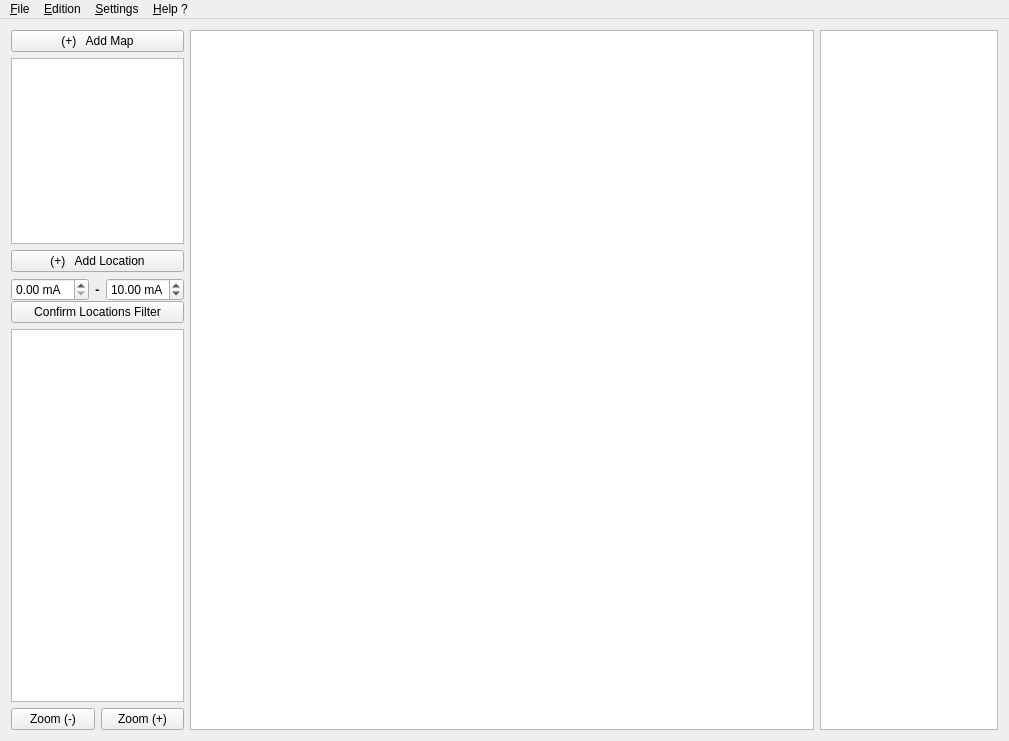
This is src/geomove.ui in Shirenator/GeologieMouvementsVerticaux as Qt 5 draws it before an edit. The edited form follows.
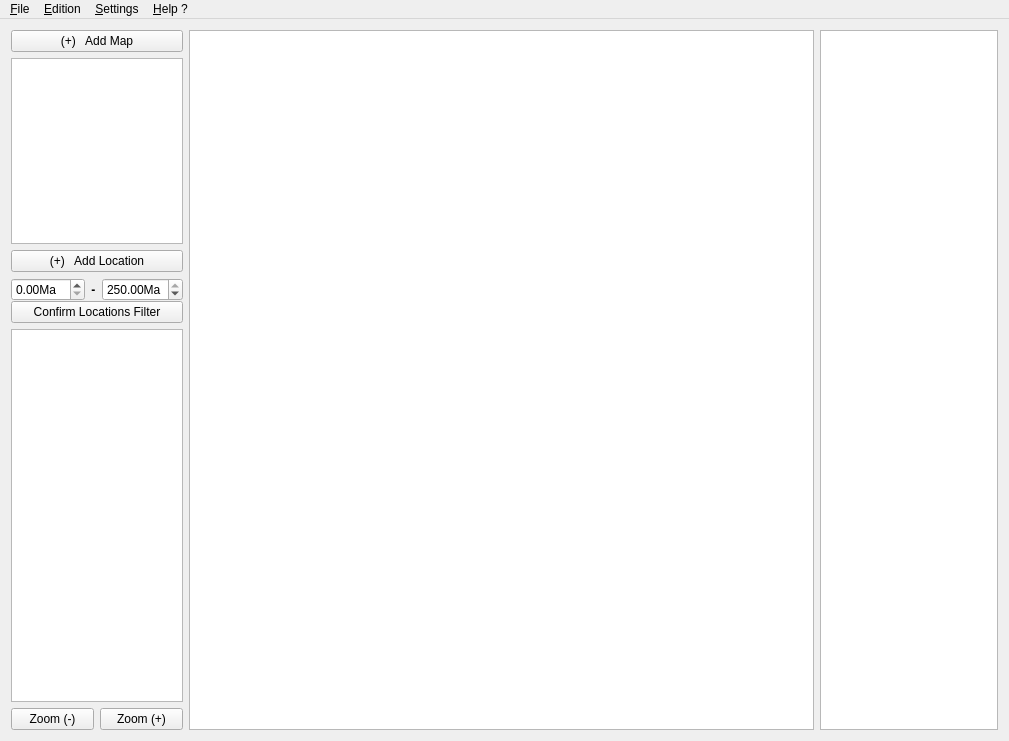
This is the edited form.

The edit to the form file:
```diff
--- a/src/geomove.ui
+++ b/src/geomove.ui
@@ -77,7 +77,7 @@
                <string/>
               </property>
               <property name="suffix">
-               <string> mA</string>
+               <string>Ma</string>
               </property>
               <property name="maximum">
                <double>99.989999999999995</double>
@@ -121,13 +121,16 @@
                </size>
               </property>
               <property name="suffix">
-               <string> mA</string>
+               <string>Ma</string>
+              </property>
+              <property name="maximum">
+               <double>250.000000000000000</double>
               </property>
               <property name="singleStep">
                <double>0.100000000000000</double>
               </property>
               <property name="value">
-               <double>10.000000000000000</double>
+               <double>250.000000000000000</double>
               </property>
              </widget>
             </item>
```
Left out of the diff: 46 changed lines with no effect on the pictures.
